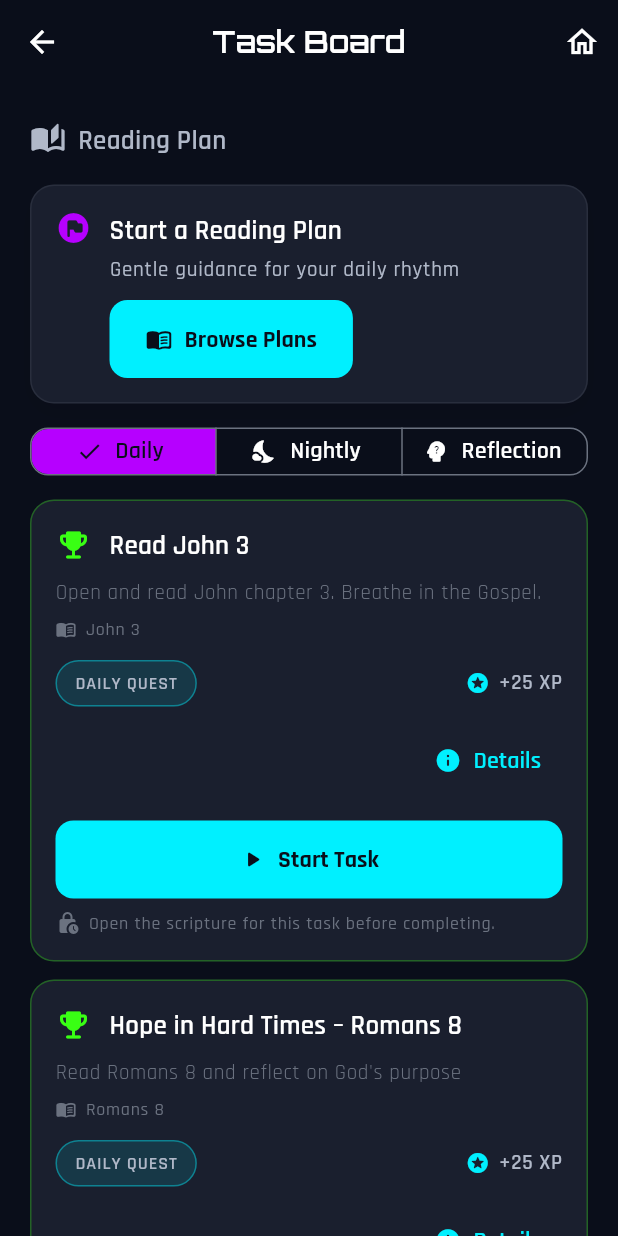
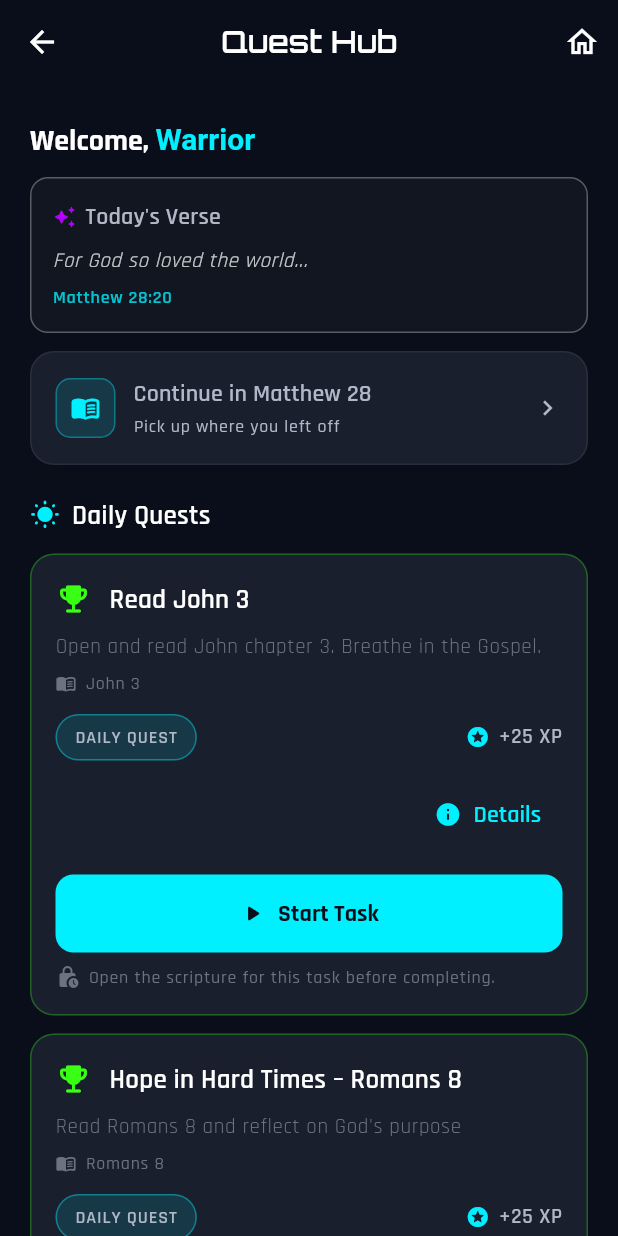
Before and after one commit to ScriptureQuest/scripturequest-app, a Flutter app: the TasksScreen screen opened directly, on a phone screen of 412 x 824 dp. Run offline on Flutter 3.47's test engine with Material 3 defaults, Android fonts, the phone set to English and light mode, and no system bars; our stand-ins replace device_info_plus, flutter_local_notifications, go_router, google_fonts, package_info_plus, share_plus and 2 more; accounts and stored records are empty.

Commit message:
feat(tasks_screen): rename Task Board to Quest Hub and default Tasks

```diff
--- a/lib/main.dart
+++ b/lib/main.dart
@@ -9,6 +9,7 @@ import 'package:level_up_your_faith/screens/main_navigation.dart';
 import 'package:level_up_your_faith/screens/home_screen.dart';
 import 'package:level_up_your_faith/screens/verses_screen.dart';
 import 'package:level_up_your_faith/screens/quest_board_screen.dart';
+import 'package:level_up_your_faith/screens/tasks_screen.dart';
 import 'package:level_up_your_faith/screens/profile_screen.dart';
 import 'package:level_up_your_faith/screens/verse_detail_screen.dart';
 import 'package:level_up_your_faith/screens/achievements_screen.dart';
@@ -189,7 +190,7 @@ final _router = GoRouter(
         // New: Tasks (formerly small Quests) board
         GoRoute(
           path: '/tasks',
-          builder: (context, state) => const QuestBoardScreen(),
+          builder: (context, state) => const TasksScreen(),
         ),
         GoRoute(
           path: '/tasks/completed',
--- a/lib/screens/main_navigation.dart
+++ b/lib/screens/main_navigation.dart
@@ -137,12 +137,12 @@ class _MainNavigationState extends State<MainNavigation> {
       });
     }
 
-    // Quick Tour trigger: show when landing on Home and not completed
+    // Quick Tour trigger: show when landing on Tasks (the new default landing screen) and not completed
     final settings = context.watch<SettingsProvider>();
     final locationStr = GoRouterState.of(context).uri.toString();
-    final onHome = locationStr == '/' || locationStr.startsWith('/home');
-    // Dismiss Quick Tour immediately if user navigates away from Home while active (tab switch or route change)
-    if (_showQuickTour && !onHome) {
+    final onTasks = locationStr == '/' || locationStr.startsWith('/tasks');
+    // Dismiss Quick Tour immediately if user navigates away from Tasks while active (tab switch or route change)
+    if (_showQuickTour && !onTasks) {
       WidgetsBinding.instance.addPostFrameCallback((_) {
         if (!mounted) return;
         setState(() => _showQuickTour = false);
@@ -152,9 +152,9 @@ class _MainNavigationState extends State<MainNavigation> {
         } catch (_) {}
       });
     }
-    // Only arm Quick Tour on Home, after Personalized Setup completion, and if not already completed
+    // Only arm Quick Tour on Tasks, after Personalized Setup completion, and if not already completed
     // Disable Quick Tour entirely for beta builds to avoid misaligned overlays.
-    if (!kIsBetaBuild && onHome && settings.hasCompletedPersonalizedSetup && !settings.hasCompletedQuickTour && !_armedQuickTour) {
+    if (!kIsBetaBuild && onTasks && settings.hasCompletedPersonalizedSetup && !settings.hasCompletedQuickTour && !_armedQuickTour) {
       WidgetsBinding.instance.addPostFrameCallback((_) {
         if (!mounted) return;
         setState(() {
--- a/lib/screens/tasks_screen.dart
+++ b/lib/screens/tasks_screen.dart
@@ -15,102 +15,55 @@ class TasksScreen extends StatefulWidget {
   State<TasksScreen> createState() => _TasksScreenState();
 }
 
-enum _TaskBoardTab { daily, nightly, reflection }
-
 class _TasksScreenState extends State<TasksScreen> {
-  _TaskBoardTab _selected = _TaskBoardTab.daily;
 
   @override
   Widget build(BuildContext context) {
     return Consumer<AppProvider>(builder: (context, provider, _) {
       final List<TaskModel> daily = provider.getDailyTasksForToday();
       final List<TaskModel> nightly = provider.getNightlyTasksForToday();
-      final List<TaskModel> reflection = provider.getReflectionTasks();
 
-      List<TaskModel> currentList() {
-        switch (_selected) {
-          case _TaskBoardTab.daily:
-            return daily;
-          case _TaskBoardTab.nightly:
-            return nightly;
-          case _TaskBoardTab.reflection:
-            return reflection;
-        }
-      }
-
-      String emptyCopy() {
-        switch (_selected) {
-          case _TaskBoardTab.daily:
-            return 'You’ve finished your Daily Tasks for today. Well done.';
-          case _TaskBoardTab.nightly:
-            return 'Nightly Tasks unlock later in the day. Keep walking with God.';
-          case _TaskBoardTab.reflection:
-            return 'All Reflection tasks are completed. You can revisit them anytime in your journey.';
-        }
-      }
+      final hour = DateTime.now().hour;
+      final isDaytime = hour >= 6 && hour < 18;
+      final activeQuests = isDaytime ? daily : nightly;
+      final questLabel = isDaytime ? 'Daily Quests' : 'Nightly Quests';
+      final questIcon = isDaytime ? Icons.wb_sunny_rounded : Icons.nights_stay_rounded;
 
       return Scaffold(
         appBar: AppBar(
-          title: Text('Task Board', style: Theme.of(context).textTheme.headlineSmall),
+          title: Text('Quest Hub', style: Theme.of(context).textTheme.headlineSmall),
           centerTitle: true,
           actions: const [HomeActionButton()],
         ),
         body: FadeSlideIn(
           child: ListView(
           children: [
-            // Reading Plan entry (compact, non-intrusive)
+            _TasksHeader(provider: provider),
+            const SizedBox(height: 20),
             Padding(
-              padding: const EdgeInsets.fromLTRB(20, 24, 20, 12),
-              child: Column(
-                crossAxisAlignment: CrossAxisAlignment.start,
+              padding: const EdgeInsets.symmetric(horizontal: 20),
+              child: Row(
                 children: [
-                  const SectionHeader('Reading Plan', icon: Icons.auto_stories_rounded),
-                  const SizedBox(height: 8),
-                  _ReadingPlanEntryCard(),
+                  Icon(questIcon, color: Theme.of(context).colorScheme.primary, size: 20),
+                  const SizedBox(width: 8),
+                  Text(questLabel, style: Theme.of(context).textTheme.titleMedium),
                 ],
               ),
             ),
-            // Segmented control
-            Padding(
-              padding: const EdgeInsets.symmetric(horizontal: 20),
-              child: SegmentedButton<_TaskBoardTab>(
-                segments: const <ButtonSegment<_TaskBoardTab>>[
-                  ButtonSegment(label: Text('Daily'), value: _TaskBoardTab.daily, icon: Icon(Icons.wb_sunny_rounded)),
-                  ButtonSegment(label: Text('Nightly'), value: _TaskBoardTab.nightly, icon: Icon(Icons.nights_stay_rounded)),
-                  ButtonSegment(label: Text('Reflection'), value: _TaskBoardTab.reflection, icon: Icon(Icons.psychology_alt_rounded)),
-                ],
-                selected: <_TaskBoardTab>{_selected},
-                onSelectionChanged: (s) {
-                  setState(() => _selected = s.first);
-                },
-                style: ButtonStyle(
-                  visualDensity: VisualDensity.compact,
-                  shape: WidgetStatePropertyAll(RoundedRectangleBorder(borderRadius: BorderRadius.circular(12))),
-                ),
-              ),
-            ),
             const SizedBox(height: 12),
-            if (currentList().isEmpty)
+            if (activeQuests.isEmpty)
               Padding(
                 padding: const EdgeInsets.fromLTRB(20, 6, 20, 16),
                 child: Column(
                   children: [
                     const SizedBox(height: 8),
-                    Icon(
-                      _selected == _TaskBoardTab.daily
-                          ? Icons.wb_sunny_rounded
-                          : _selected == _TaskBoardTab.nightly
-                              ? Icons.nights_stay_rounded
-                              : Icons.psychology_alt_rounded,
-                      color: Theme.of(context).colorScheme.outline,
-                      size: 40,
-                    ),
+                    Icon(questIcon, color: Theme.of(context).colorScheme.outline, size: 40),
                     const SizedBox(height: 12),
-                    EmptyState(message: emptyCopy()),
+                    EmptyState(message: isDaytime ? 'You\'ve finished your Daily Quests for today. Well done.' : 'You\'ve finished your Nightly Quests for today. Well done.'),
                   ],
                 ),
               )
-            else ...currentList().map<Widget>((q) => Padding(
+            else ...activeQuests.map<Widget>((q) => Padding(
                   padding: const EdgeInsets.symmetric(horizontal: 20),
                   child: TaskCard(quest: q),
                 )),
@@ -123,93 +76,177 @@ class _TasksScreenState extends State<TasksScreen> {
   }
 }
 
-class _ReadingPlanEntryCard extends StatelessWidget {
+class _TasksHeader extends StatelessWidget {
+  final AppProvider provider;
+
+  const _TasksHeader({required this.provider});
+
   @override
   Widget build(BuildContext context) {
-    return Consumer<AppProvider>(builder: (context, app, _) {
-      final plan = app.activeReadingPlan;
-      final hasActive = plan != null;
-      final pct = hasActive ? app.getPlanProgressPercent() : 0.0;
-      final step = hasActive ? app.getCurrentPlanStep() : null;
-      final subtitle = hasActive
-          ? plan!.title
-          : 'Gentle guidance for your daily rhythm';
-      final helper = hasActive
-          ? (step == null ? 'Completed' : step.friendlyLabel)
-          : null;
+    final user = provider.currentUser;
+    final userName = user?.username ?? 'Friend';
+    final theme = Theme.of(context);
+    final cs = theme.colorScheme;
 
-      void openPlans() => context.push('/reading-plans');
+    return Padding(
+      padding: const EdgeInsets.fromLTRB(20, 24, 20, 0),
+      child: Column(
+        crossAxisAlignment: CrossAxisAlignment.start,
+        children: [
+          RichText(
+            text: TextSpan(
+              style: theme.textTheme.titleLarge,
+              children: [
+                const TextSpan(text: 'Welcome, '),
+                TextSpan(
+                  text: userName,
+                  style: TextStyle(
+                    fontWeight: FontWeight.w600,
+                    color: cs.primary,
+                  ),
+                ),
+              ],
+            ),
+          ),
+          const SizedBox(height: 12),
+          _TodaysVerseCard(provider: provider),
+          const SizedBox(height: 12),
+          _ContinueReadingCard(provider: provider),
+        ],
+      ),
+    );
+  }
+}
+
+class _ContinueReadingCard extends StatelessWidget {
+  final AppProvider provider;
+
+  const _ContinueReadingCard({required this.provider});
+
+  @override
+  Widget build(BuildContext context) {
+    final theme = Theme.of(context);
+    final cs = theme.colorScheme;
+    final votdRef = provider.getVerseOfTheDay();
+    final last = (provider.lastBibleReference ?? '').trim();
+    final ref = last.isNotEmpty ? last : votdRef.isNotEmpty ? votdRef : 'John 1';
+
+    String friendlyTitle(String r) {
+      try {
+        if (r.contains(':')) {
+          return r.split(':').first;
+        }
+        return r;
+      } catch (_) {
+        return r;
+      }
+    }
+
+    final title = friendlyTitle(ref);
 
     return SacredCard(
-        onTap: openPlans,
+      onTap: () {
+        final encoded = Uri.encodeComponent(ref);
+        context.go('/verses?ref=$encoded');
+      },
       child: Row(
-            crossAxisAlignment: CrossAxisAlignment.start,
         children: [
-              Icon(
-                hasActive ? Icons.auto_stories_rounded : Icons.flag_circle_rounded,
-                color: hasActive ? Theme.of(context).colorScheme.primary : Theme.of(context).colorScheme.secondary,
+          Container(
+            width: 40,
+            height: 40,
+            decoration: BoxDecoration(
+              color: cs.primary.withValues(alpha: 0.12),
+              borderRadius: BorderRadius.circular(10),
+              border: Border.all(color: cs.primary.withValues(alpha: 0.35)),
+            ),
+            child: Icon(Icons.menu_book_rounded, color: cs.primary, size: 20),
           ),
           const SizedBox(width: 12),
           Expanded(
             child: Column(
               crossAxisAlignment: CrossAxisAlignment.start,
               children: [
-                    Row(
-                      children: [
-                        Expanded(
-                          child: Text(
-                            hasActive ? 'Your Reading Plan' : 'Start a Reading Plan',
-                            style: Theme.of(context).textTheme.titleMedium,
+                Text(
+                  'Continue in $title',
+                  style: theme.textTheme.titleSmall,
                 ),
-                        ),
-                        if (hasActive)
+                const SizedBox(height: 2),
                 Text(
-                            '${(pct * 100).round()}%',
-                            style: Theme.of(context).textTheme.labelMedium,
-                          ),
-                      ],
-                    ),
-                    const SizedBox(height: 4),
-                    Text(
-                      subtitle,
-                      style: Theme.of(context).textTheme.labelMedium,
-                    ),
-                    if (helper != null) ...[
-                      const SizedBox(height: 4),
-                      Text(
-                        helper,
-                        style: Theme.of(context).textTheme.labelSmall,
-                      ),
-                    ],
-                    const SizedBox(height: 10),
-                    Row(
-                      children: [
-                        ElevatedButton.icon(
-                          onPressed: openPlans,
-                          icon: Icon(Icons.menu_book_rounded, color: Theme.of(context).colorScheme.onPrimary),
-                          label: Text(hasActive ? 'View Plan' : 'Browse Plans'),
-                        ),
-                        const SizedBox(width: 8),
-                        if (hasActive)
-                          Expanded(
-                            child: ClipRRect(
-                              borderRadius: BorderRadius.circular(6),
-                              child: LinearProgressIndicator(
-                                value: pct,
-                                minHeight: 6,
-                                backgroundColor: Theme.of(context).colorScheme.surface,
-                                valueColor: AlwaysStoppedAnimation<Color>(Theme.of(context).colorScheme.primary),
-                              ),
+                  'Pick up where you left off',
+                  style: theme.textTheme.labelSmall?.copyWith(
+                    color: cs.onSurfaceVariant,
                   ),
                 ),
               ],
             ),
+          ),
+          Icon(Icons.chevron_right, color: cs.onSurfaceVariant, size: 20),
         ],
+      ),
+    );
+  }
+}
+
+class _TodaysVerseCard extends StatelessWidget {
+  final AppProvider provider;
+
+  const _TodaysVerseCard({required this.provider});
+
+  @override
+  Widget build(BuildContext context) {
+    final theme = Theme.of(context);
+    final cs = theme.colorScheme;
+    final votdRef = provider.getVerseOfTheDay();
+    String featuredText = 'For God so loved the world...';
+
+    if (provider.verses.isNotEmpty) {
+      try {
+        final verse = provider.verses.firstWhere((v) => v.reference == votdRef);
+        featuredText = verse.text.isNotEmpty ? verse.text : featuredText;
+      } catch (_) {}
+    }
+
+    return Container(
+      padding: const EdgeInsets.all(14),
+      decoration: BoxDecoration(
+        color: cs.surfaceContainerLowest,
+        borderRadius: BorderRadius.circular(12),
+        border: Border.all(color: cs.outlineVariant.withValues(alpha: 0.3)),
+      ),
+      child: Column(
+        crossAxisAlignment: CrossAxisAlignment.start,
+        children: [
+          Row(
+            children: [
+              Icon(Icons.auto_awesome_rounded, color: cs.secondary, size: 16),
+              const SizedBox(width: 6),
+              Text(
+                "Today's Verse",
+                style: theme.textTheme.labelLarge?.copyWith(
+                  color: cs.onSurfaceVariant,
+                ),
+              ),
+            ],
+          ),
+          const SizedBox(height: 8),
+          Text(
+            featuredText,
+            style: theme.textTheme.bodySmall?.copyWith(
+              fontStyle: FontStyle.italic,
+              color: cs.onSurface.withValues(alpha: 0.75),
+              height: 1.4,
+            ),
+          ),
+          const SizedBox(height: 6),
+          Text(
+            votdRef,
+            style: theme.textTheme.labelSmall?.copyWith(
+              fontWeight: FontWeight.w600,
+              color: cs.primary.withValues(alpha: 0.8),
             ),
           ),
         ],
       ),
     );
-    });
   }
 }
```
Also changed, not shown: 1 other file. Lines whose indentation alone changed are shown as unchanged.
